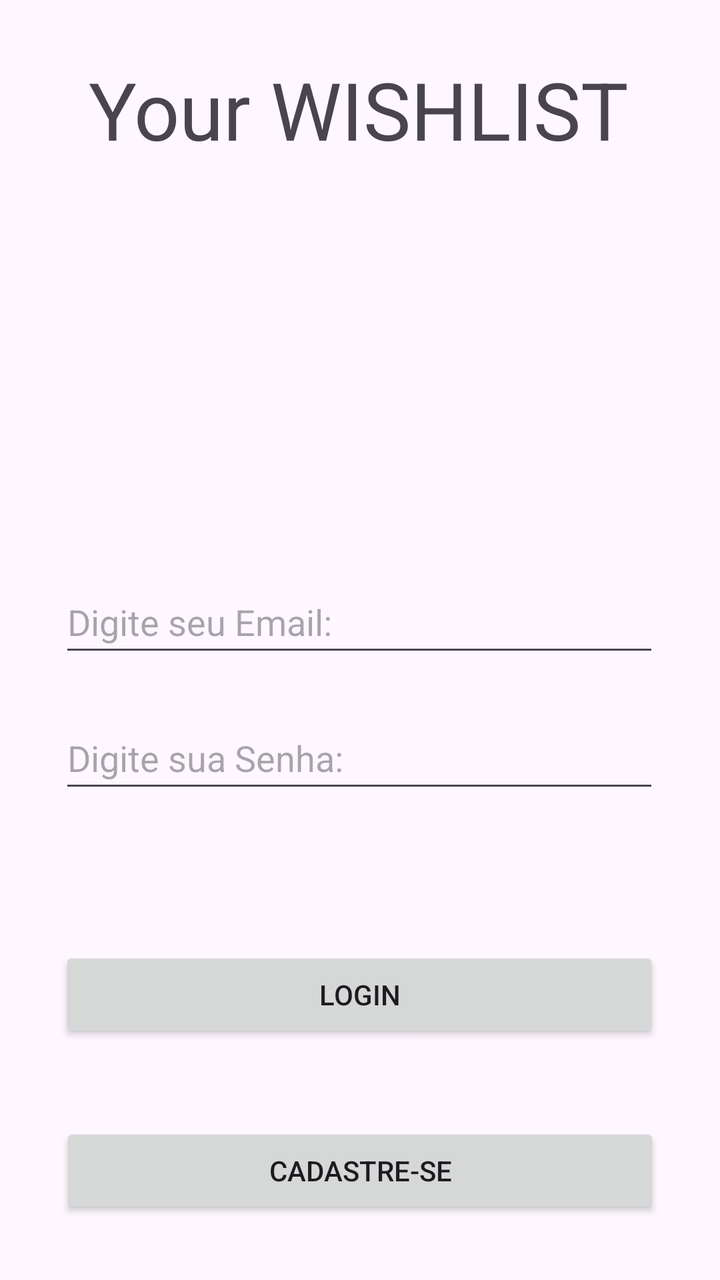
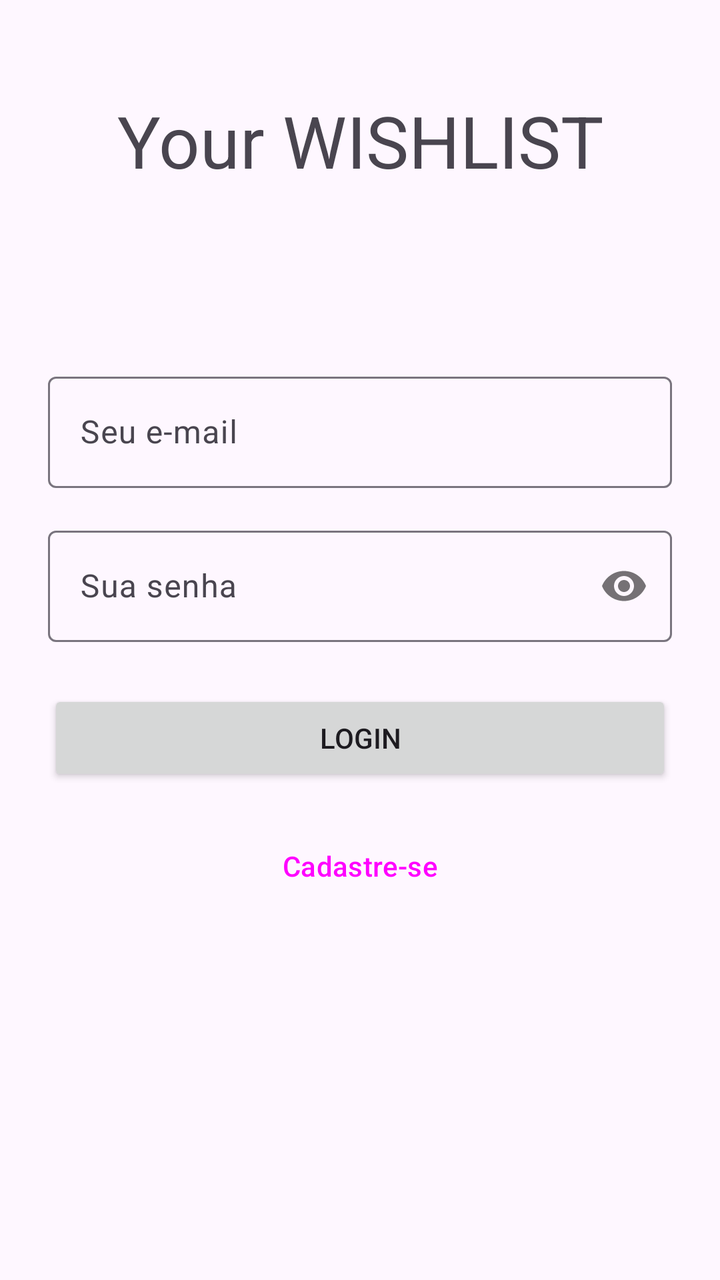

Compare the two renders of this Android layout. The source of the first and the diff that turns it into the second are given below.
<!-- AndroidManifest.xml: application theme Theme.AppWishlist -->
<!-- res/layout/activity_main.xml -->
<?xml version="1.0" encoding="utf-8"?>
<androidx.constraintlayout.widget.ConstraintLayout xmlns:android="http://schemas.android.com/apk/res/android"
    xmlns:app="http://schemas.android.com/apk/res-auto"
    xmlns:tools="http://schemas.android.com/tools"
    android:id="@+id/main"
    android:layout_width="match_parent"
    android:layout_height="match_parent"
    tools:context=".MainActivity">

    <TextView
        android:id="@+id/textView"
        android:layout_width="wrap_content"
        android:layout_height="wrap_content"
        android:layout_marginTop="28dp"
        android:text="Your WISHLIST"
        android:textSize="40sp"
        app:layout_constraintEnd_toEndOf="parent"
        app:layout_constraintHorizontal_bias="0.496"
        app:layout_constraintStart_toStartOf="parent"
        app:layout_constraintTop_toTopOf="parent" />

    <EditText
        android:id="@+id/edt_email"
        android:layout_width="300dp"
        android:layout_height="48dp"
        android:layout_marginTop="204dp"
        android:ems="10"
        android:hint="Digite seu Email:"
        android:inputType="textEmailAddress"
        app:layout_constraintEnd_toEndOf="parent"
        app:layout_constraintHorizontal_bias="0.495"
        app:layout_constraintStart_toStartOf="parent"
        app:layout_constraintTop_toBottomOf="@+id/textView" />

    <EditText
        android:id="@+id/edt_senha"
        android:layout_width="300dp"
        android:layout_height="48dp"
        android:layout_marginTop="20dp"
        android:ems="10"
        android:hint="Digite sua Senha:"
        android:inputType="textPassword"
        app:layout_constraintEnd_toEndOf="parent"
        app:layout_constraintHorizontal_bias="0.495"
        app:layout_constraintStart_toStartOf="parent"
        app:layout_constraintTop_toBottomOf="@+id/edt_email" />

    <Button
        android:id="@+id/btn_logar"
        android:layout_width="300dp"
        android:layout_height="48dp"
        android:layout_marginTop="72dp"
        android:text="Login"
        app:layout_constraintEnd_toEndOf="parent"
        app:layout_constraintHorizontal_bias="0.495"
        app:layout_constraintStart_toStartOf="parent"
        app:layout_constraintTop_toBottomOf="@+id/edt_senha" />

    <Button
        android:id="@+id/btn_cadastrar"
        android:layout_width="300dp"
        android:layout_height="48dp"
        android:layout_marginTop="40dp"
        android:text="Cadastre-se"
        app:layout_constraintEnd_toEndOf="parent"
        app:layout_constraintStart_toStartOf="parent"
        app:layout_constraintTop_toBottomOf="@+id/btn_logar" />

</androidx.constraintlayout.widget.ConstraintLayout>
<!-- resources referenced by this layout -->
<resources>
  <style name="Theme.AppWishlist" parent="Base.Theme.AppWishlist" />
  <style name="Base.Theme.AppWishlist" parent="Theme.Material3.DayNight.NoActionBar">
          
          
      </style>
</resources>

<!-- the commit's change to res/layout/activity_main.xml (unified diff, before → after) -->
@@ -5,65 +5,91 @@
     android:id="@+id/main"
     android:layout_width="match_parent"
     android:layout_height="match_parent"
+    android:padding="24dp"
     tools:context=".MainActivity">
 
+    
     <TextView
-        android:id="@+id/textView"
+        android:id="@+id/tv_title"
         android:layout_width="wrap_content"
         android:layout_height="wrap_content"
-        android:layout_marginTop="28dp"
         android:text="Your WISHLIST"
-        android:textSize="40sp"
-        app:layout_constraintEnd_toEndOf="parent"
-        app:layout_constraintHorizontal_bias="0.496"
-        app:layout_constraintStart_toStartOf="parent"
-        app:layout_constraintTop_toTopOf="parent" />
-
-    <EditText
-        android:id="@+id/edt_email"
-        android:layout_width="300dp"
-        android:layout_height="48dp"
-        android:layout_marginTop="204dp"
-        android:ems="10"
-        android:hint="Digite seu Email:"
-        android:inputType="textEmailAddress"
-        app:layout_constraintEnd_toEndOf="parent"
-        app:layout_constraintHorizontal_bias="0.495"
-        app:layout_constraintStart_toStartOf="parent"
-        app:layout_constraintTop_toBottomOf="@+id/textView" />
-
-    <EditText
-        android:id="@+id/edt_senha"
-        android:layout_width="300dp"
-        android:layout_height="48dp"
-        android:layout_marginTop="20dp"
-        android:ems="10"
-        android:hint="Digite sua Senha:"
-        android:inputType="textPassword"
-        app:layout_constraintEnd_toEndOf="parent"
-        app:layout_constraintHorizontal_bias="0.495"
-        app:layout_constraintStart_toStartOf="parent"
-        app:layout_constraintTop_toBottomOf="@+id/edt_email" />
-
-    <Button
-        android:id="@+id/btn_logar"
-        android:layout_width="300dp"
-        android:layout_height="48dp"
-        android:layout_marginTop="72dp"
-        android:text="Login"
-        app:layout_constraintEnd_toEndOf="parent"
-        app:layout_constraintHorizontal_bias="0.495"
-        app:layout_constraintStart_toStartOf="parent"
-        app:layout_constraintTop_toBottomOf="@+id/edt_senha" />
-
-    <Button
-        android:id="@+id/btn_cadastrar"
-        android:layout_width="300dp"
-        android:layout_height="48dp"
-        android:layout_marginTop="40dp"
-        android:text="Cadastre-se"
+        android:textAppearance="@style/TextAppearance.Material3.DisplaySmall"
+        app:layout_constraintBottom_toTopOf="@+id/input_layout_email"
         app:layout_constraintEnd_toEndOf="parent"
         app:layout_constraintStart_toStartOf="parent"
-        app:layout_constraintTop_toBottomOf="@+id/btn_logar" />
+        app:layout_constraintTop_toTopOf="parent"
+        app:layout_constraintVertical_bias="0.2" />
+
+    
+
+    
+    <com.google.android.material.textfield.TextInputLayout
+        android:id="@+id/input_layout_email"
+        style="@style/Widget.Material3.TextInputLayout.OutlinedBox"
+        android:layout_width="0dp"
+        android:layout_height="wrap_content"
+        android:hint="Seu e-mail"
+        app:layout_constraintBottom_toTopOf="@+id/input_layout_password"
+        app:layout_constraintEnd_toEndOf="parent"
+        app:layout_constraintHorizontal_bias="0.0"
+        app:layout_constraintStart_toStartOf="parent"
+        app:layout_constraintTop_toTopOf="parent"
+        app:layout_constraintVertical_chainStyle="packed">
+
+        <com.google.android.material.textfield.TextInputEditText
+            android:id="@+id/edt_email"
+            android:layout_width="match_parent"
+            android:layout_height="wrap_content"
+            android:inputType="textEmailAddress" />
+
+    </com.google.android.material.textfield.TextInputLayout>
+
+    <com.google.android.material.textfield.TextInputLayout
+        android:id="@+id/input_layout_password"
+        style="@style/Widget.Material3.TextInputLayout.OutlinedBox"
+        android:layout_width="0dp"
+        android:layout_height="wrap_content"
+        android:layout_marginTop="16dp"
+        android:hint="Sua senha"
+        app:layout_constraintBottom_toTopOf="@+id/btn_login"
+        app:layout_constraintEnd_toEndOf="parent"
+        app:layout_constraintStart_toStartOf="parent"
+        app:layout_constraintTop_toBottomOf="@+id/input_layout_email"
+        app:passwordToggleEnabled="true">
+
+        <com.google.android.material.textfield.TextInputEditText
+            android:id="@+id/edt_senha"
+            android:layout_width="match_parent"
+            android:layout_height="wrap_content"
+            android:inputType="textPassword" />
+
+    </com.google.android.material.textfield.TextInputLayout>
+
+    
+    <Button
+        android:id="@+id/btn_login"
+        android:layout_width="0dp"
+        android:layout_height="wrap_content"
+        android:layout_marginTop="24dp"
+        android:paddingVertical="12dp"
+        android:text="Login"
+        app:layout_constraintBottom_toTopOf="@+id/btn_register"
+        app:layout_constraintEnd_toEndOf="parent"
+        app:layout_constraintStart_toStartOf="parent"
+        app:layout_constraintTop_toBottomOf="@+id/input_layout_password" />
+
+    
+    <Button
+        android:id="@+id/btn_register"
+        style="@style/Widget.Material3.Button.TextButton"
+        android:layout_width="wrap_content"
+        android:layout_height="wrap_content"
+        android:layout_marginTop="16dp"
+        android:text="Cadastre-se"
+        app:layout_constraintBottom_toBottomOf="parent"
+        app:layout_constraintEnd_toEndOf="parent"
+        app:layout_constraintStart_toStartOf="parent"
+        app:layout_constraintTop_toBottomOf="@+id/btn_login" />
 
 </androidx.constraintlayout.widget.ConstraintLayout>
